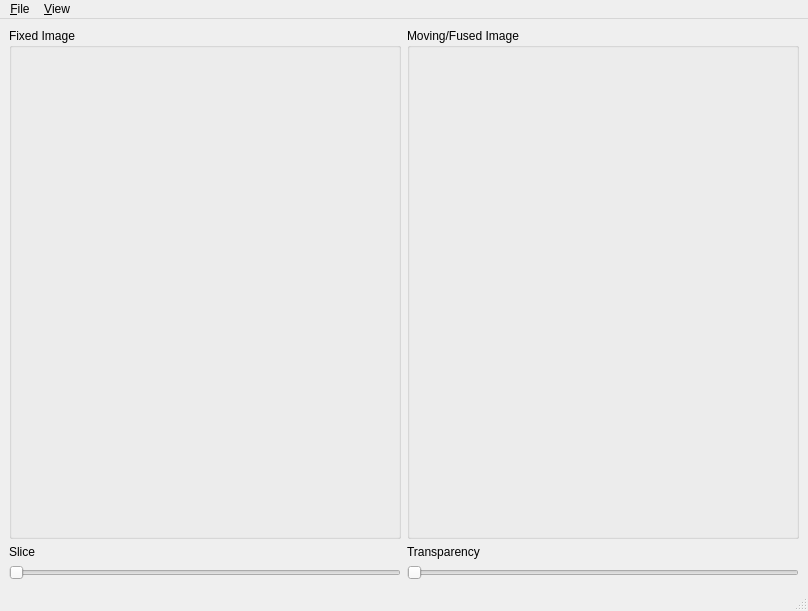
Qt form core/gui/fview/fviewMainWindow.ui (jefferis/cmtk) before a commit.
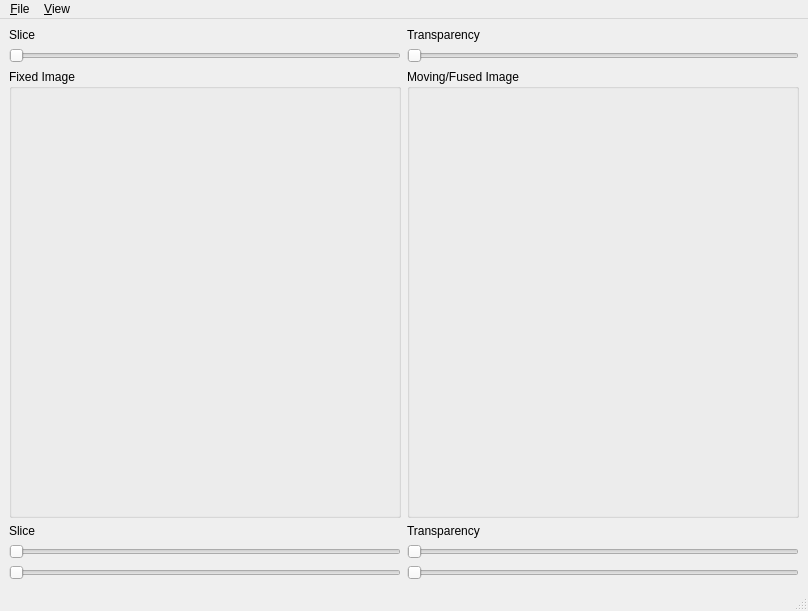
The same form after that commit.

Commit message: ADD: fusion application class

What changed in the file:
```diff
--- a/core/gui/fview/fviewMainWindow.ui
+++ b/core/gui/fview/fviewMainWindow.ui
@@ -16,39 +16,39 @@
   <widget class="QWidget" name="centralwidget">
    <layout class="QHBoxLayout" name="horizontalLayout">
     <item>
-     <layout class="QGridLayout" name="gridLayout" rowstretch="1,0,0" columnstretch="1,1">
+     <layout class="QGridLayout" name="gridLayout" rowstretch="0,0,1,0,0,0" columnstretch="1,1">
       <property name="sizeConstraint">
        <enum>QLayout::SetMaximumSize</enum>
       </property>
+      <item row="4" column="0">
+       <widget class="QSlider" name="blackSliderFix">
+        <property name="orientation">
+         <enum>Qt::Horizontal</enum>
+        </property>
+       </widget>
+      </item>
+      <item row="4" column="1">
+       <widget class="QSlider" name="blackSliderMov">
+        <property name="orientation">
+         <enum>Qt::Horizontal</enum>
+        </property>
+       </widget>
+      </item>
+      <item row="3" column="0">
+       <widget class="QLabel" name="bwLabelFix">
+        <property name="text">
+         <string>Slice</string>
+        </property>
+       </widget>
+      </item>
+      <item row="3" column="1">
+       <widget class="QLabel" name="bwLabelMov">
+        <property name="text">
+         <string>Transparency</string>
+        </property>
+       </widget>
+      </item>
       <item row="2" column="0">
-       <widget class="QSlider" name="sliceSlider">
-        <property name="orientation">
-         <enum>Qt::Horizontal</enum>
-        </property>
-       </widget>
-      </item>
-      <item row="2" column="1">
-       <widget class="QSlider" name="alphaSlider">
-        <property name="orientation">
-         <enum>Qt::Horizontal</enum>
-        </property>
-       </widget>
-      </item>
-      <item row="1" column="0">
-       <widget class="QLabel" name="sliceLabel">
-        <property name="text">
-         <string>Slice</string>
-        </property>
-       </widget>
-      </item>
-      <item row="1" column="1">
-       <widget class="QLabel" name="alphaLabel">
-        <property name="text">
-         <string>Transparency</string>
-        </property>
-       </widget>
-      </item>
-      <item row="0" column="0">
        <widget class="QGroupBox" name="fixedImgGroupBox">
         <property name="title">
          <string>Fixed Image</string>
@@ -70,7 +70,7 @@
         </layout>
        </widget>
       </item>
-      <item row="0" column="1">
+      <item row="2" column="1">
        <widget class="QGroupBox" name="movingImgGroupBox">
         <property name="title">
          <string>Moving/Fused Image</string>
@@ -92,6 +92,60 @@
         </layout>
        </widget>
       </item>
+      <item row="5" column="0">
+       <widget class="QSlider" name="whiteSliderFix">
+        <property name="orientation">
+         <enum>Qt::Horizontal</enum>
+        </property>
+       </widget>
+      </item>
+      <item row="5" column="1">
+       <widget class="QSlider" name="whiteSliderMov">
+        <property name="orientation">
+         <enum>Qt::Horizontal</enum>
+        </property>
+       </widget>
+      </item>
+      <item row="1" column="0">
+       <widget class="QSlider" name="sliceSlider">
+        <property name="orientation">
+         <enum>Qt::Horizontal</enum>
+        </property>
+       </widget>
+      </item>
+      <item row="1" column="1">
+       <widget class="QSlider" name="alphaSlider">
+        <property name="orientation">
+         <enum>Qt::Horizontal</enum>
+        </property>
+       </widget>
+      </item>
+      <item row="0" column="0">
+       <widget class="QLabel" name="sliceLabel">
+        <property name="sizePolicy">
+         <sizepolicy hsizetype="Preferred" vsizetype="Preferred">
+          <horstretch>0</horstretch>
+          <verstretch>0</verstretch>
+         </sizepolicy>
+        </property>
+        <property name="text">
+         <string>Slice</string>
+        </property>
+       </widget>
+      </item>
+      <item row="0" column="1">
+       <widget class="QLabel" name="alphaLabel">
+        <property name="sizePolicy">
+         <sizepolicy hsizetype="Preferred" vsizetype="Preferred">
+          <horstretch>0</horstretch>
+          <verstretch>0</verstretch>
+         </sizepolicy>
+        </property>
+        <property name="text">
+         <string>Transparency</string>
+        </property>
+       </widget>
+      </item>
      </layout>
     </item>
    </layout>
```
The commit also changes 3 other files.
